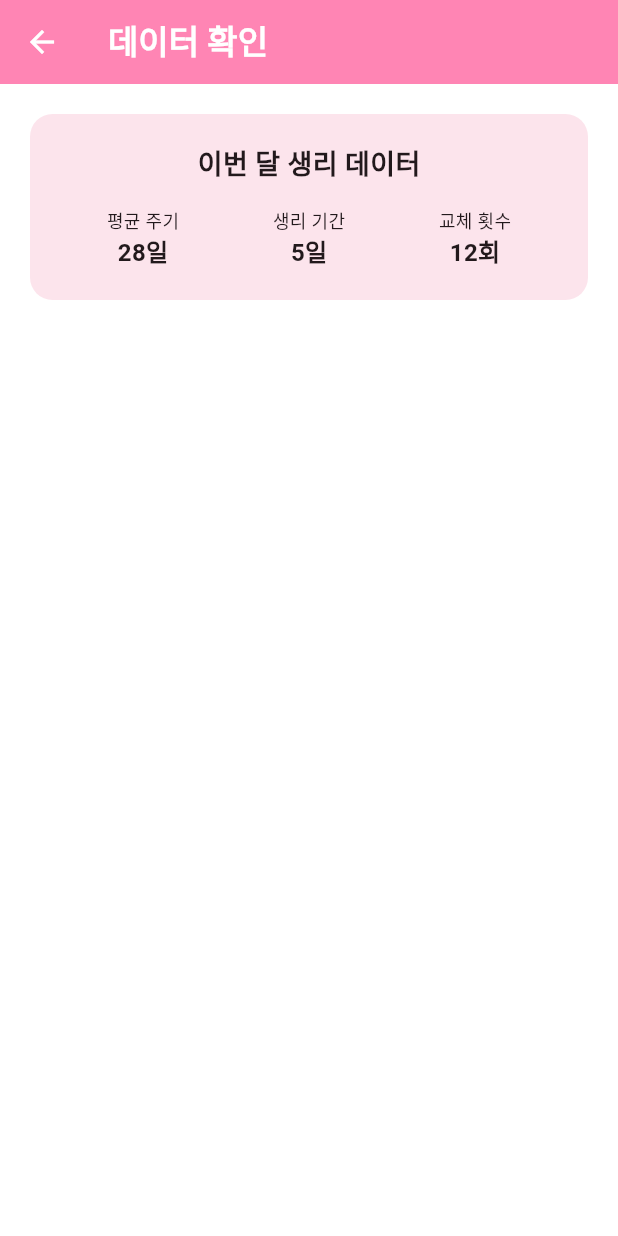
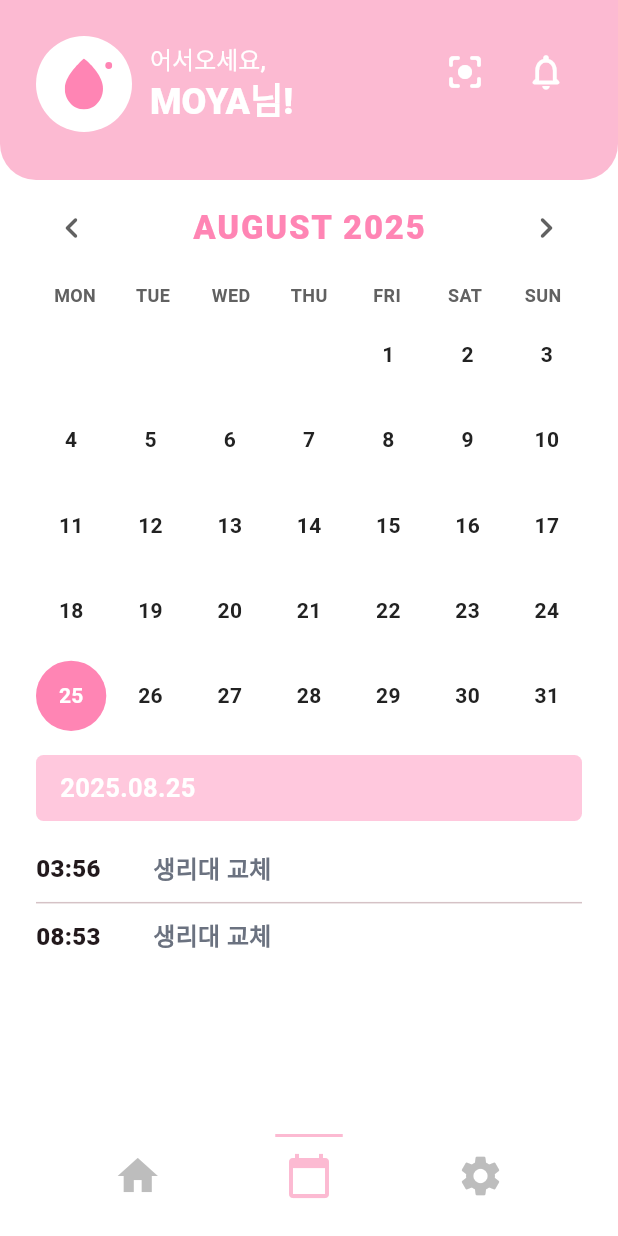
Before and after one commit to jungwonchae/moya, a Flutter app: the DataPeriodScreen screen opened by its route, on a phone screen of 412 x 824 dp. Run offline on Flutter 3.47's test engine with Material 3 defaults, Android fonts, the phone set to English and light mode, and no system bars; our stand-ins replace flutter_bluetooth_serial, flutter_svg, get, permission_handler, shared_preferences; accounts and stored records are empty; Roboto replaces fonts that are missing (Pretendard); project files that could hold a hidden picture were left out.

Commit message:
캘린더 페이지 개발

```diff
--- a/lib/screens/data_period/data_period_screen.dart
+++ b/lib/screens/data_period/data_period_screen.dart
@@ -1,63 +1,73 @@
 import 'package:flutter/material.dart';
+import 'package:moya_app/widgets/greeting_header.dart';
+import 'package:moya_app/widgets/nav_bar.dart';
+import 'package:moya_app/widgets/period_calendar.dart'; // ⬅️ 새 위젯
+import 'package:moya_app/themes/colortheme.dart';
 
-class DataPeriodScreen extends StatelessWidget {
+class DataPeriodScreen extends StatefulWidget {
+  const DataPeriodScreen({super.key});
+
+  @override
+  State<DataPeriodScreen> createState() => _DataPeriodScreenState();
+}
+
+class _DataPeriodScreenState extends State<DataPeriodScreen> {
+  String userName = 'MOYA';
+
+  /// 데모 이벤트(날짜 → 로그)
+  final Map<DateTime, List<DayLog>> _events = {};
+
+  @override
+  void initState() {
+    super.initState();
+    _seedDemo();
+  }
+
+  void _seedDemo() {
+    final today = PeriodCalendar.normalize(DateTime.now());
+    _events[today] = const [
+      DayLog(time: TimeOfDay(hour: 3, minute: 56), title: '생리대 교체'),
+      DayLog(time: TimeOfDay(hour: 8, minute: 53), title: '생리대 교체'),
+    ];
+
+    final startDay = PeriodCalendar.normalize(
+      DateTime.now().subtract(const Duration(days: 2)),
+    );
+    _events[startDay] = const [
+      DayLog(time: TimeOfDay(hour: 9, minute: 0), title: '생리 시작'),
+    ];
+  }
+
   @override
   Widget build(BuildContext context) {
     return Scaffold(
       backgroundColor: Colors.white,
-      appBar: AppBar(
-        title: Text('데이터 확인'),
-        backgroundColor: Color(0xFFFF85B4),
-        foregroundColor: Colors.white,
-      ),
-      body: Padding(
-        padding: EdgeInsets.all(20),
-        child: Column(
-          children: [
-            Container(
-              width: double.infinity,
-              padding: EdgeInsets.all(20),
-              decoration: BoxDecoration(
-                color: Color(0xFFFCE4EC),
-                borderRadius: BorderRadius.circular(15),
+      bottomNavigationBar: const NavBar(currentIndex: 1),
+      body: SafeArea(
+        child: SingleChildScrollView(
+          child: Column(
+            children: [
+              // 상단 인사 헤더 (데이터 화면은 조금 더 낮게)
+              GreetingHeader(
+                userName: userName,
+                height: 120,
+                dropAsset: 'assets/icons/moya.svg',
+                onAiTap: () => Navigator.pushNamed(context, '/ondevice'),
+                onBellTap: () => Navigator.pushNamed(context, '/notification'),
               ),
-              child: Column(
-                children: [
-                  Text(
-                    '이번 달 생리 데이터',
-                    style: TextStyle(
-                      fontSize: 18,
-                      fontWeight: FontWeight.bold,
-                    ),
-                  ),
-                  SizedBox(height: 15),
-                  Row(
-                    mainAxisAlignment: MainAxisAlignment.spaceAround,
-                    children: [
-                      Column(
-                        children: [
-                          Text('평균 주기', style: TextStyle(fontSize: 12)),
-                          Text('28일', style: TextStyle(fontSize: 16, fontWeight: FontWeight.bold)),
-                        ],
-                      ),
-                      Column(
-                        children: [
-                          Text('생리 기간', style: TextStyle(fontSize: 12)),
-                          Text('5일', style: TextStyle(fontSize: 16, fontWeight: FontWeight.bold)),
-                        ],
-                      ),
-                      Column(
-                        children: [
-                          Text('교체 횟수', style: TextStyle(fontSize: 12)),
-                          Text('12회', style: TextStyle(fontSize: 16, fontWeight: FontWeight.bold)),
-                        ],
-                      ),
-                    ],
-                  ),
-                ],
+
+              // 달력 패널 (월/선택/로그까지 한 번에)
+              PeriodCalendar(
+                events: _events,
+                onSelected: (d) {
+                  // 필요하면 여기서 선택된 날짜에 따라 추가 액션
+                },
+                // padding 기본이 좌우 24라서 별도 지정 안 해도 됨
               ),
-            ),
-          ],
+
+              const SizedBox(height: 24),
+            ],
+          ),
         ),
       ),
     );
--- a/lib/widgets/nav_bar.dart
+++ b/lib/widgets/nav_bar.dart
@@ -1,55 +1,54 @@
 import 'package:flutter/material.dart';
 import '../themes/colortheme.dart';
+// 각 탭의 스크린 import
+import 'package:moya_app/screens/home/home_screen.dart';
+import 'package:moya_app/screens/data_period/data_period_screen.dart';
+import 'package:moya_app/screens/setting/setting_screen.dart';
 
 class NavBar extends StatelessWidget {
   final int currentIndex;
-
-  const NavBar({
-    super.key,
-    required this.currentIndex,
-  });
+  const NavBar({super.key, required this.currentIndex});
 
   @override
   Widget build(BuildContext context) {
     return Padding(
-      padding: const EdgeInsets.only(bottom: 24), // 아래에서 얼마나 떨어져있는지
+      padding: const EdgeInsets.only(bottom: 24),
       child: Row(
         mainAxisAlignment: MainAxisAlignment.spaceEvenly,
         children: [
-          _buildNavItem(context, Icons.home, 0, currentIndex == 0, '/home'),
-          _buildNavItem(context, Icons.calendar_today, 1, currentIndex == 1, '/data'),
-          _buildNavItem(context, Icons.settings, 2, currentIndex == 2, '/setting'),
+          _item(context, Icons.home, 0, currentIndex == 0, HomeScreen()),
+          _item(context, Icons.calendar_today, 1, currentIndex == 1, DataPeriodScreen()),
+          _item(context, Icons.settings, 2, currentIndex == 2, SettingScreen()),
         ],
       ),
     );
   }
 
-  Widget _buildNavItem(BuildContext context, IconData icon, int index, bool isActive, String route) {
+  Widget _item(BuildContext context, IconData icon, int index, bool isActive, Widget page) {
     return GestureDetector(
       onTap: () {
-        if (!isActive) {
-          Navigator.pushReplacementNamed(context, route);
-        }
+        if (isActive) return;
+        Navigator.of(context).pushReplacement(_noAnim(page));
       },
       child: Column(
         mainAxisSize: MainAxisSize.min,
         children: [
-          // ✅ 활성화된 탭 밑줄
           AnimatedContainer(
             duration: const Duration(milliseconds: 200),
             margin: const EdgeInsets.only(bottom: 10),
-            height: 2,
-            width: 45,
+            height: 2, width: 45,
             color: isActive ? ColorTheme.mainColor : Colors.transparent,
           ),
-          // ✅ 아이콘 (색만 바뀜)
-          Icon(
-            icon,
-            size: 32,
-            color: isActive ? ColorTheme.mainColor : Colors.grey[400],
-          ),
+          Icon(icon, size: 32, color: isActive ? ColorTheme.mainColor : Colors.grey[400]),
         ],
       ),
     );
   }
+
+  // 전환 애니메이션 0
+  PageRoute _noAnim(Widget page) => PageRouteBuilder(
+        pageBuilder: (_, __, ___) => page,
+        transitionDuration: Duration.zero,
+        reverseTransitionDuration: Duration.zero,
+      );
 }
--- /dev/null
+++ b/lib/widgets/period_calendar.dart
@@ -0,0 +1,378 @@
+import 'package:flutter/material.dart';
+import 'package:moya_app/themes/colortheme.dart';
+
+/// 날짜별 로그 모델
+class DayLog {
+  final TimeOfDay time;
+  final String title;
+  const DayLog({required this.time, required this.title});
+}
+
+/// 생리 달력 + 선택일 바 + 로그 리스트까지 한 번에 보여주는 패널
+class PeriodCalendar extends StatefulWidget {
+  /// 초기 포커스 월(기본: 오늘의 월)
+  final DateTime? initialMonth;
+
+  /// 초기 선택일(기본: 오늘)
+  final DateTime? initialSelected;
+
+  /// 날짜 → 로그 목록 (키는 "연-월-일"만 유지되는 DateTime이어야 함)
+  final Map<DateTime, List<DayLog>> events;
+
+  /// 날짜 선택 콜백(선택된 day를 넘겨줌)
+  final ValueChanged<DateTime>? onSelected;
+
+  /// 좌우/상하 패딩(기본: 좌우 24)
+  final EdgeInsets padding;
+
+  const PeriodCalendar({
+    super.key,
+    required this.events,
+    this.initialMonth,
+    this.initialSelected,
+    this.onSelected,
+    this.padding = const EdgeInsets.symmetric(horizontal: 24),
+  });
+
+  @override
+  State<PeriodCalendar> createState() => _PeriodCalendarState();
+
+  /// 날짜만 보존(시간 제거)
+  static DateTime normalize(DateTime d) => DateTime(d.year, d.month, d.day);
+}
+
+class _PeriodCalendarState extends State<PeriodCalendar> {
+  late DateTime _focusedMonth;
+  late DateTime _selectedDay;
+
+  @override
+  void initState() {
+    super.initState();
+    final now = DateTime.now();
+    _focusedMonth = widget.initialMonth != null
+        ? DateTime(widget.initialMonth!.year, widget.initialMonth!.month, 1)
+        : DateTime(now.year, now.month, 1);
+    _selectedDay =
+        PeriodCalendar.normalize(widget.initialSelected ?? now);
+  }
+
+  List<DayLog> _logsOf(DateTime day) {
+    final key = PeriodCalendar.normalize(day);
+    return widget.events[key] ?? const [];
+  }
+
+  void _prevMonth() {
+    setState(() {
+      _focusedMonth =
+          DateTime(_focusedMonth.year, _focusedMonth.month - 1, 1);
+    });
+  }
+
+  void _nextMonth() {
+    setState(() {
+      _focusedMonth =
+          DateTime(_focusedMonth.year, _focusedMonth.month + 1, 1);
+    });
+  }
+
+  String _fmtDate(DateTime d) =>
+      '${d.year.toString().padLeft(4, '0')}.${d.month.toString().padLeft(2, '0')}.${d.day.toString().padLeft(2, '0')}';
+
+  @override
+  Widget build(BuildContext context) {
+    final logs = _logsOf(_selectedDay);
+    final isStartDay =
+        logs.any((e) => e.title.contains('생리 시작')); // 단순 키워드 체크
+
+    return Padding(
+      padding: widget.padding,
+      child: Column(
+        crossAxisAlignment: CrossAxisAlignment.stretch,
+        children: [
+          const SizedBox(height: 8),
+          _MonthHeader(
+            date: _focusedMonth,
+            onPrev: _prevMonth,
+            onNext: _nextMonth,
+          ),
+          const SizedBox(height: 12),
+          _MonthGrid(
+            focusedMonth: _focusedMonth,
+            selected: _selectedDay,
+            onSelect: (d) {
+              setState(() => _selectedDay = d);
+              widget.onSelected?.call(d);
+            },
+          ),
+          const SizedBox(height: 16),
+
+          // 선택일 바
+          Container(
+            padding:
+                const EdgeInsets.symmetric(horizontal: 16, vertical: 10),
+            decoration: BoxDecoration(
+              color: ColorTheme.subColor.withOpacity(.45),
+              borderRadius: BorderRadius.circular(5),
+            ),
+            child: Row(
+              children: [
+                Text(
+                  _fmtDate(_selectedDay),
+                  style: const TextStyle(
+                    color: Colors.white,
+                    fontSize: 17,
+                    fontWeight: FontWeight.w700,
+                  ),
+                ),
+                const Spacer(),
+                if (isStartDay)
+                  Container(
+                    padding: const EdgeInsets.symmetric(
+                        horizontal: 12, vertical: 6),
+                    decoration: BoxDecoration(
+                      color: Colors.white,
+                      borderRadius: BorderRadius.circular(24),
+                    ),
+                    child: const Text(
+                      '생리 시작일',
+                      style: TextStyle(
+                        color: ColorTheme.subColor,
+                        fontWeight: FontWeight.w700,
+                      ),
+                    ),
+                  ),
+              ],
+            ),
+          ),
+
+          const SizedBox(height: 10),
+
+          // 선택일 로그
+          if (logs.isEmpty)
+            Padding(
+              padding: const EdgeInsets.symmetric(vertical: 32),
+              child: Center(
+                child: Text(
+                  '기록이 없어요',
+                  style: TextStyle(
+                    color: Colors.grey[500],
+                    fontWeight: FontWeight.w600,
+                  ),
+                ),
+              ),
+            )
+          else
+            ListView.separated(
+              shrinkWrap: true,
+              physics: const NeverScrollableScrollPhysics(),
+              itemBuilder: (_, i) => _LogTile(log: logs[i]),
+              separatorBuilder: (_, __) => const Divider(height: 1),
+              itemCount: logs.length,
+            ),
+        ],
+      ),
+    );
+  }
+}
+
+/// 달 이름/월 변경
+class _MonthHeader extends StatelessWidget {
+  final DateTime date;
+  final VoidCallback onPrev;
+  final VoidCallback onNext;
+
+  const _MonthHeader({
+    required this.date,
+    required this.onPrev,
+    required this.onNext,
+  });
+
+  static const _enMonths = [
+    'JANUARY','FEBRUARY','MARCH','APRIL','MAY','JUNE',
+    'JULY','AUGUST','SEPTEMBER','OCTOBER','NOVEMBER','DECEMBER'
+  ];
+
+  @override
+  Widget build(BuildContext context) {
+    return Row(
+      children: [
+        IconButton(
+          onPressed: onPrev,
+          icon: const Icon(Icons.chevron_left_rounded, size: 28),
+          color: Colors.grey[700],
+          splashRadius: 20,
+        ),
+        Expanded(
+          child: Center(
+            child: Text(
+              '${_enMonths[date.month - 1]} ${date.year}',
+              style: const TextStyle(
+                fontWeight: FontWeight.w900,
+                fontSize: 22,
+                letterSpacing: 1.2,
+                color: ColorTheme.subColor,
+              ),
+            ),
+          ),
+        ),
+        IconButton(
+          onPressed: onNext,
+          icon: const Icon(Icons.chevron_right_rounded, size: 28),
+          color: Colors.grey[700],
+          splashRadius: 20,
+        ),
+      ],
+    );
+  }
+}
+
+/// 월 그리드(요일 + 날짜 선택)
+class _MonthGrid extends StatelessWidget {
+  final DateTime focusedMonth;
+  final DateTime selected;
+  final ValueChanged<DateTime> onSelect;
+
+  const _MonthGrid({
+    required this.focusedMonth,
+    required this.selected,
+    required this.onSelect,
+  });
+
+  @override
+  Widget build(BuildContext context) {
+    final first =
+        DateTime(focusedMonth.year, focusedMonth.month, 1);
+    final daysInMonth =
+        DateTime(focusedMonth.year, focusedMonth.month + 1, 0).day;
+    final leading = first.weekday - 1; // Monday=1 -> 0
+    final total = leading + daysInMonth;
+    final trailing = (7 - (total % 7)) % 7;
+    final cellCount = total + trailing;
+
+    return Column(
+      children: [
+        Row(
+          mainAxisAlignment: MainAxisAlignment.spaceBetween,
+          children: const [
+            _WeekCell('MON'), _WeekCell('TUE'), _WeekCell('WED'),
+            _WeekCell('THU'), _WeekCell('FRI'), _WeekCell('SAT'), _WeekCell('SUN'),
+          ],
+        ),
+        const SizedBox(height: 8),
+        GridView.builder(
+          physics: const NeverScrollableScrollPhysics(),
+          shrinkWrap: true,
+          itemCount: cellCount,
+          gridDelegate:
+              const SliverGridDelegateWithFixedCrossAxisCount(
+            crossAxisCount: 7,
+            mainAxisSpacing: 10,
+            crossAxisSpacing: 6,
+          ),
+          itemBuilder: (_, idx) {
+            if (idx < leading || idx >= leading + daysInMonth) {
+              return const SizedBox.shrink();
+            }
+            final dayNum = idx - leading + 1;
+            final day = DateTime(
+                focusedMonth.year, focusedMonth.month, dayNum);
+
+            bool sameDay(DateTime a, DateTime b) =>
+                a.year == b.year &&
+                a.month == b.month &&
+                a.day == b.day;
+
+            final isToday = sameDay(day, DateTime.now());
+            final isSelected = sameDay(day, selected);
+
+            final bg =
+                isSelected ? ColorTheme.subColor : null;
+            final fg = isSelected
+                ? Colors.white
+                : (isToday
+                    ? ColorTheme.subColor
+                    : const Color(0xFF222222));
+
+            return GestureDetector(
+              onTap: () => onSelect(day),
+              child: Container(
+                alignment: Alignment.center,
+                decoration: BoxDecoration(
+                  color: bg,
+                  shape: BoxShape.circle,
+                ),
+                child: Text(
+                  '$dayNum',
+                  style: TextStyle(
+                    fontWeight: FontWeight.w700,
+                    color: fg,
+                  ),
+                ),
+              ),
+            );
+          },
+        ),
+      ],
+    );
+  }
+}
+
+class _WeekCell extends StatelessWidget {
+  final String label;
+  const _WeekCell(this.label);
+
+  @override
+  Widget build(BuildContext context) {
+    return Expanded(
+      child: Center(
+        child: Text(
+          label,
+          style: TextStyle(
+            fontSize: 12,
+            fontWeight: FontWeight.w700,
+            color: Colors.grey[700],
+          ),
+        ),
+      ),
+    );
+  }
+}
+
+/// 로그 한 줄
+class _LogTile extends StatelessWidget {
+  final DayLog log;
+  const _LogTile({required this.log});
+
+  @override
+  Widget build(BuildContext context) {
+    final hh = log.time.hour.toString().padLeft(2, '0');
+    final mm = log.time.minute.toString().padLeft(2, '0');
+
+    return Padding(
+      padding: const EdgeInsets.symmetric(vertical: 10),
+      child: Row(
+        children: [
+          SizedBox(
+            width: 72,
+            child: Text(
+              '$hh:$mm',
+              style: const TextStyle(
+                fontWeight: FontWeight.w800,
+                fontSize: 16,
+              ),
+            ),
+          ),
+          const SizedBox(width: 6),
+          Text(
+            log.title,
+            style: const TextStyle(
+              color: Color(0xFF6B7280),
+              fontSize: 16,
+              fontWeight: FontWeight.w600,
+            ),
+          ),
+        ],
+      ),
+    );
+  }
+}
```
